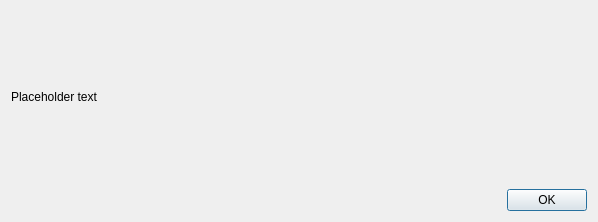
devaultcrypto/devault, file src/qt/forms/startoptionsdialog.ui: the form before one commit.
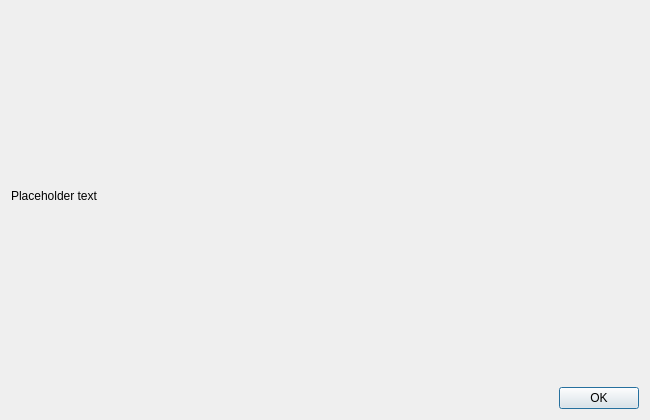
The form after the commit.

Patch:
```diff
--- a/src/qt/forms/startoptionsdialog.ui
+++ b/src/qt/forms/startoptionsdialog.ui
@@ -11,15 +11,15 @@
    </rect>
   </property>
   <property name="sizePolicy">
-   <sizepolicy hsizetype="Preferred" vsizetype="Minimum">
+   <sizepolicy hsizetype="Minimum" vsizetype="Minimum">
     <horstretch>0</horstretch>
     <verstretch>0</verstretch>
    </sizepolicy>
   </property>
   <property name="minimumSize">
    <size>
-    <width>550</width>
-    <height>0</height>
+    <width>650</width>
+    <height>420</height>
    </size>
   </property>
   <property name="windowTitle">
```
